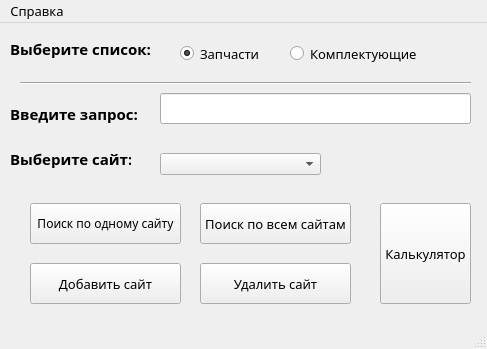
The window that main_window.ui (GigaBlyate/SeeKer) describes before a commit, drawn with Qt 5.
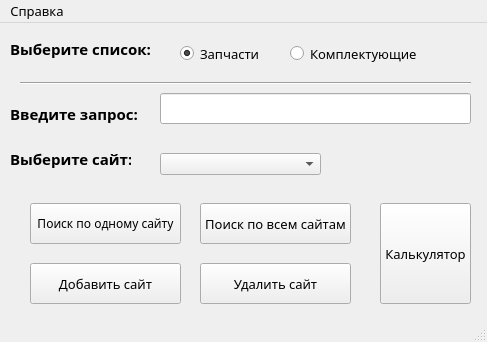
The same window after the commit. Icons and pictures are not drawn.

Diff of the .ui file:
```diff
--- a/main_window.ui
+++ b/main_window.ui
@@ -7,7 +7,7 @@
     <x>0</x>
     <y>0</y>
     <width>487</width>
-    <height>349</height>
+    <height>342</height>
    </rect>
   </property>
   <property name="font">
```
Left out of the diff: 16 changed lines with no effect on the pictures.
